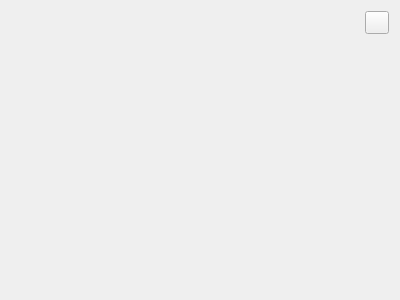
The window that ui/rqt_dynamic_ui/rqt_dynamic_ui_widget.ui (martonmiklos/rqt_dynamic_ui) describes before a commit, drawn with Qt 5.
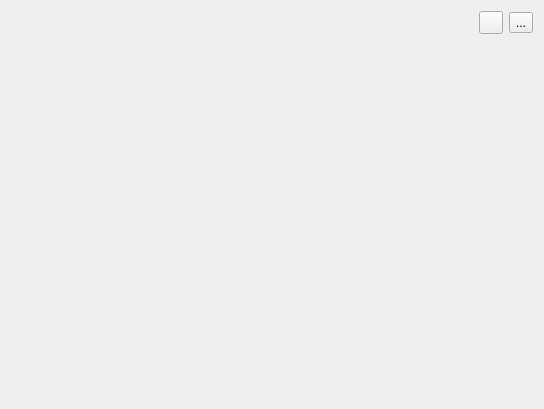
The same window after the commit. Icons and pictures are not drawn. Custom widgets are drawn as their Qt base class.

Commit message: Implemented publishing for the following widget types: - QSlider - QDial - QSpinBox, QDoubleSpinBox - QPush/Tool/RadioButton - QCheckBox

What changed in the file:
```diff
--- a/ui/rqt_dynamic_ui/rqt_dynamic_ui_widget.ui
+++ b/ui/rqt_dynamic_ui/rqt_dynamic_ui_widget.ui
@@ -6,8 +6,8 @@
    <rect>
     <x>0</x>
     <y>0</y>
-    <width>400</width>
-    <height>300</height>
+    <width>544</width>
+    <height>409</height>
    </rect>
   </property>
   <property name="windowTitle">
@@ -39,7 +39,7 @@
      </property>
     </widget>
    </item>
-   <item row="1" column="0" colspan="2">
+   <item row="1" column="0" colspan="3">
     <widget class="QWidget" name="widgetUIContents" native="true">
      <property name="sizePolicy">
       <sizepolicy hsizetype="Expanding" vsizetype="Expanding">
@@ -50,6 +50,20 @@
      <layout class="QGridLayout" name="gridLayoutLoadedUI"/>
     </widget>
    </item>
+   <item row="0" column="2">
+    <widget class="QToolButton" name="toolButtonShowErrors">
+     <property name="toolTip">
+      <string>Show errors</string>
+     </property>
+     <property name="text">
+      <string>...</string>
+     </property>
+     <property name="icon">
+      <iconset resource="resources.qrc">
+       <normaloff>:/icons/dialog-warning.png</normaloff>:/icons/dialog-warning.png</iconset>
+     </property>
+    </widget>
+   </item>
   </layout>
  </widget>
  <customwidgets>
```
Left out of the diff: 9 changed lines with no effect on the pictures. The commit also changes 9 other files.
